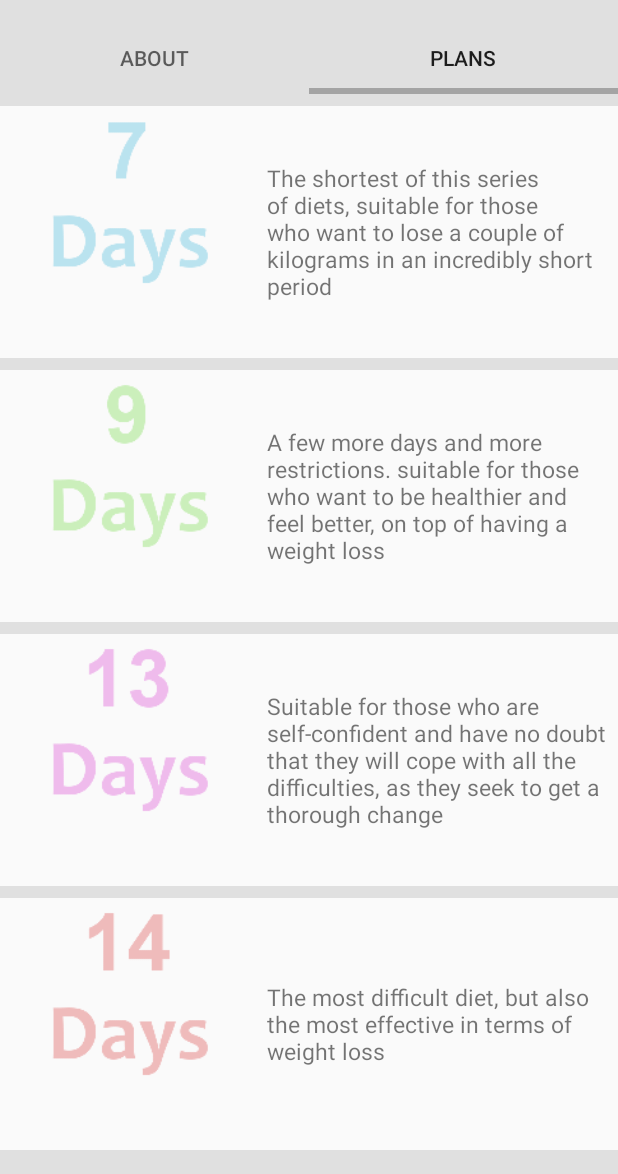
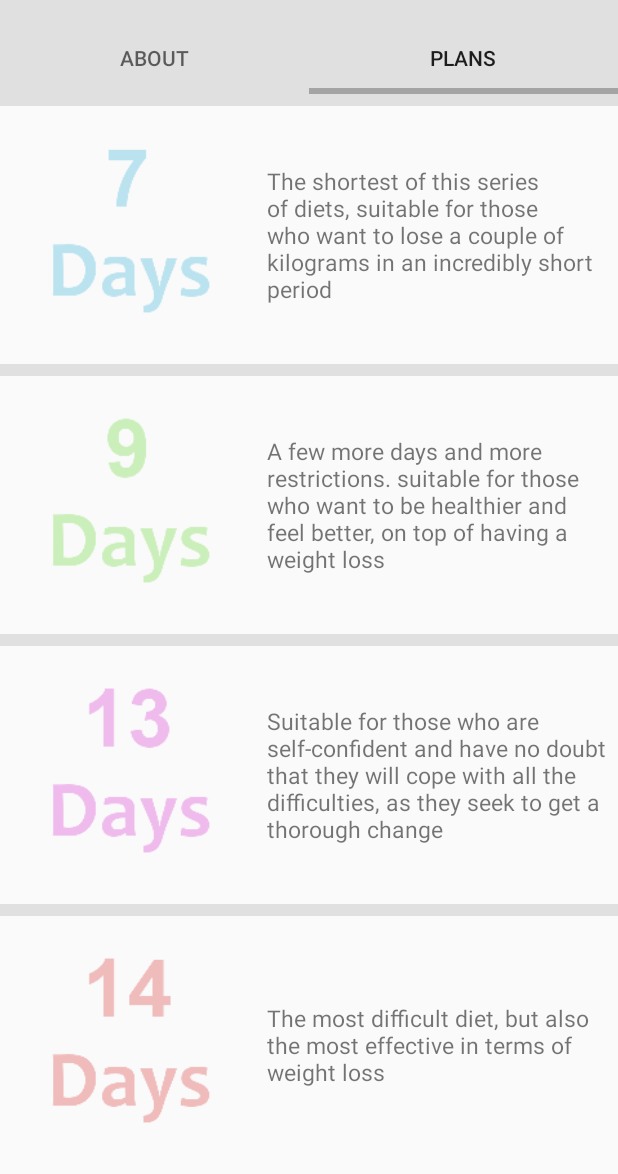
Before and after one commit to degluttiat/JD, an Android app: the screen it shows after launch (MainActivity), tab 2 chosen, on a phone screen of 412 x 824 dp, the part 62-1236 px from its top. Run offline under Robolectric (Android 15) with nearby library versions, the phone set to English and light mode, and no system bars.

Commit message:
Added inputType to EditText

```diff
--- a/app/src/main/res/layout/fragment_plans.xml
+++ b/app/src/main/res/layout/fragment_plans.xml
@@ -17,7 +17,8 @@
 
         <ImageView
             android:layout_width="170dp"
-            android:layout_height="wrap_content"
+            android:layout_height="match_parent"
+            android:gravity="center_vertical"
             android:scaleType="centerCrop"
             android:src="@drawable/days7" />
 
@@ -44,7 +45,8 @@
 
         <ImageView
             android:layout_width="170dp"
-            android:layout_height="wrap_content"
+            android:layout_height="match_parent"
+            android:gravity="center_vertical"
             android:scaleType="centerCrop"
             android:src="@drawable/days9" />
 
@@ -71,7 +73,8 @@
 
         <ImageView
             android:layout_width="170dp"
-            android:layout_height="wrap_content"
+            android:layout_height="match_parent"
+            android:gravity="center_vertical"
             android:scaleType="centerCrop"
             android:src="@drawable/days13" />
 
@@ -91,7 +94,6 @@
         android:layout_width="match_parent"
         android:layout_height="wrap_content"
         android:layout_marginTop="8dp"
-        android:layout_marginBottom="16dp"
         android:layout_weight="1"
         android:background="#fafafa"
         android:orientation="horizontal"
@@ -99,7 +101,8 @@
 
         <ImageView
             android:layout_width="170dp"
-            android:layout_height="wrap_content"
+            android:layout_height="match_parent"
+            android:gravity="center_vertical"
             android:scaleType="centerCrop"
             android:src="@drawable/days14" />
 
--- a/app/src/main/res/layout/item.xml
+++ b/app/src/main/res/layout/item.xml
@@ -21,8 +21,7 @@
             android:layout_marginLeft="8dp"
             android:layout_marginTop="16dp"
             android:layout_marginBottom="16dp"
-            android:scaleType="centerCrop"
-            android:src="@drawable/eggs" />
+            android:scaleType="centerCrop" />
 
         <LinearLayout
             android:id="@+id/texts"
@@ -90,7 +89,8 @@
         <EditText
             android:id="@+id/editWeight"
             android:layout_width="70dp"
-            android:layout_height="wrap_content" />
+            android:layout_height="wrap_content"
+            android:inputType="number"/>
 
         <TextView
             android:layout_width="wrap_content"
```
Also changed, not shown: app/src/main/java/com/example/jd/FragmentRecyclerView.java (+12 -8 lines).
